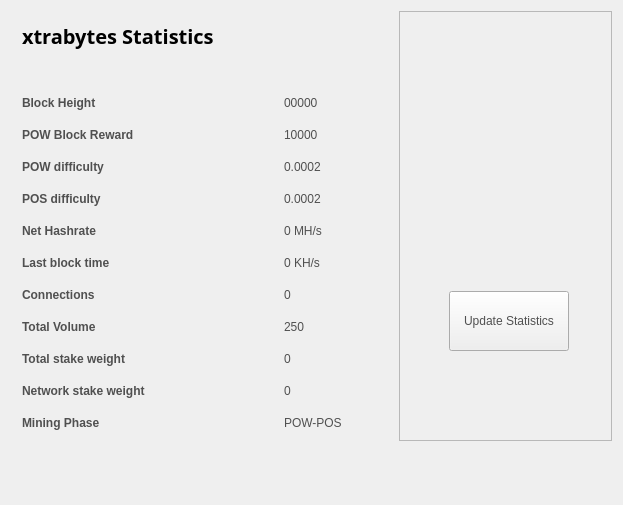
Old version of the form src/qt/forms/statisticspage.ui in the repository XTRABYTES/XTRABYTES.
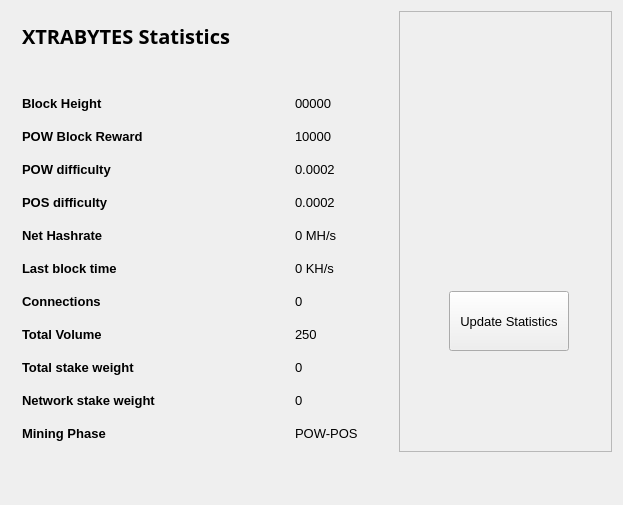
New version of the form. Icons and pictures are not drawn.

Diff of the .ui file:
```diff
--- a/src/qt/forms/statisticspage.ui
+++ b/src/qt/forms/statisticspage.ui
@@ -17,8 +17,7 @@
    <string>Digging</string>
   </property>
   <property name="styleSheet">
-   <string notr="true">color:#505050;
-font-family:'Open Sans,sans-serif';</string>
+   <string notr="true">color: black; font: 10pt; font-family:'Open Sans,sans-serif';</string>
   </property>
   <layout class="QGridLayout" name="gridLayout">
    <property name="sizeConstraint">
@@ -282,7 +281,7 @@
            </font>
           </property>
           <property name="text">
-           <string>&lt;html&gt;&lt;head/&gt;&lt;body&gt;&lt;p&gt;&lt;span style=&quot; font-size:20px; font-weight:600; color:#000000;&quot;&gt;xtrabytes Statistics&lt;/span&gt;&lt;/p&gt;&lt;/body&gt;&lt;/html&gt;</string>
+           <string>&lt;html&gt;&lt;head/&gt;&lt;body&gt;&lt;p&gt;&lt;span style=&quot; font-size:20px; font-weight:600; color:#000000;&quot;&gt;XTRABYTES Statistics&lt;/span&gt;&lt;/p&gt;&lt;/body&gt;&lt;/html&gt;</string>
           </property>
          </widget>
         </item>
```
Left out of the diff: 24 changed lines with no effect on the pictures.
